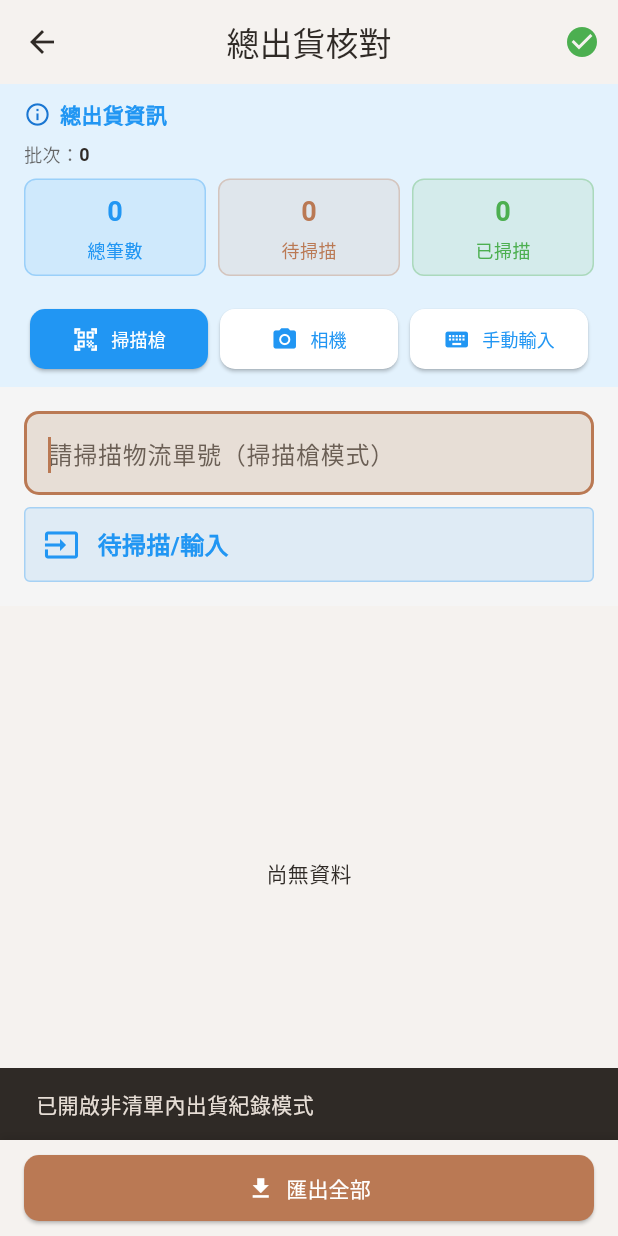
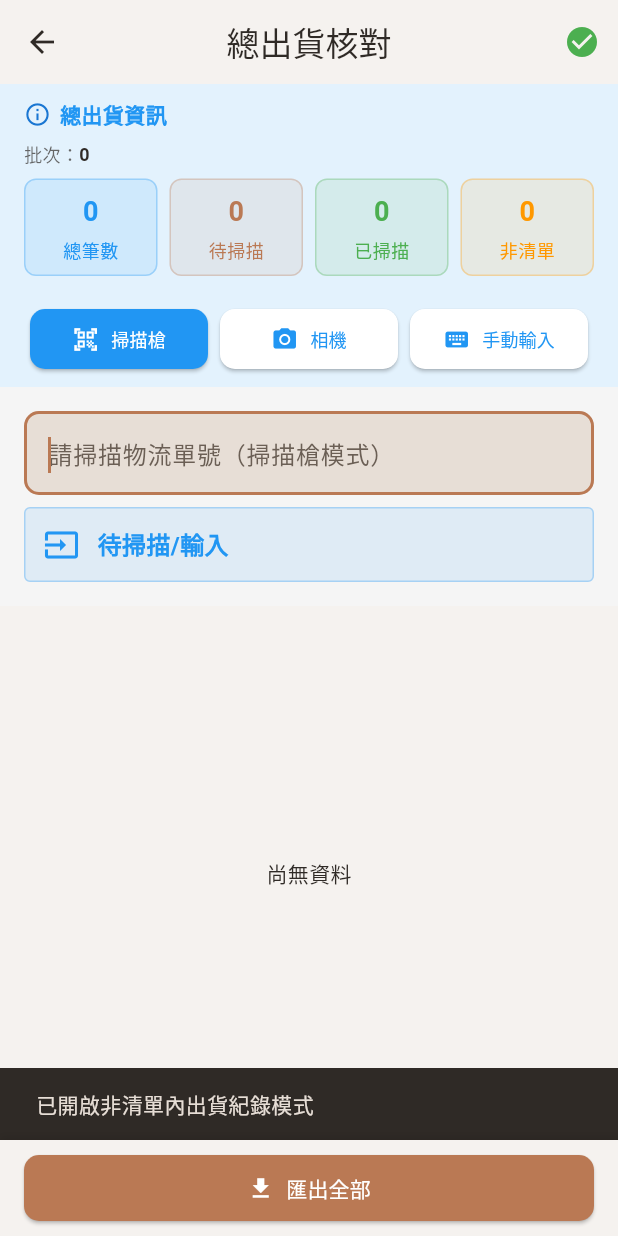
Before and after one commit to bruce-yang-422/scan_app, a Flutter app: the TotalShipmentScanPage screen opened directly, after a tap on the "radio button unchecked" icon, on a phone screen of 412 x 824 dp. Run offline on Flutter 3.47's test engine with Material 3 defaults, Android fonts, the phone set to English and light mode, and no system bars; our stand-ins replace audioplayers, connectivity_plus, package_info_plus, share_plus, shared_preferences, sqflite and 1 more; missing offline and left inert: mobile_scanner, ntp; accounts and stored records are empty.

Commit message:
新增功能：設定按鈕顯示文字提示、總出貨模式統計UI（非清單開關控制）、LINE版本只顯示摘要、非清單統計動態顯示，更新文件說明

```diff
--- a/lib/models/export_result.dart
+++ b/lib/models/export_result.dart
@@ -77,12 +77,14 @@ class ExportSummary {
   final int scanned;
   final int notScanned;
   final int error; // duplicate + invalid
+  final int offListCount; // 非清單內記錄筆數
 
   ExportSummary({
     required this.total,
     required this.scanned,
     required this.notScanned,
     required this.error,
+    this.offListCount = 0,
   });
 
   Map<String, dynamic> toJson() {
@@ -91,6 +93,7 @@ class ExportSummary {
       'scanned': scanned,
       'not_scanned': notScanned,
       'error': error,
+      'off_list_count': offListCount,
     };
   }
 }
--- a/lib/pages/batch_list_page.dart
+++ b/lib/pages/batch_list_page.dart
@@ -140,9 +140,9 @@ class _BatchListPageState extends State<BatchListPage> {
         title: const Text('出貨核對系統'),
         automaticallyImplyLeading: false,
         actions: [
-          IconButton(
+          TextButton.icon(
             icon: const Icon(Icons.settings),
-            tooltip: '設定',
+            label: const Text('設定'),
             onPressed: () async {
               final result = await Navigator.push(
                 context,
--- a/lib/pages/batch_scan_page.dart
+++ b/lib/pages/batch_scan_page.dart
@@ -484,7 +484,7 @@ class _BatchScanPageState extends State<BatchScanPage> {
         if (batch != null) {
           final items = await DatabaseService.getScanItemsByBatch(widget.batchId);
           final exportResult = await ExportService.buildExportResult(batch, items);
-          lineContent = ExportService.generateLineText(exportResult);
+          lineContent = await ExportService.generateLineText(exportResult);
         }
       } catch (e) {
         // 如果無法生成 LINE 版本，使用 TXT 版本
--- a/lib/pages/total_shipment_scan_page.dart
+++ b/lib/pages/total_shipment_scan_page.dart
@@ -96,6 +96,8 @@ class _TotalShipmentScanPageState extends State<TotalShipmentScanPage> {
       setState(() {
         _offListRecordModeEnabled = newValue;
       });
+      // 重新整理資料以更新統計
+      await _loadItems();
       ScaffoldMessenger.of(context).showSnackBar(
         SnackBar(
           content: Text(newValue ? '已開啟非清單內出貨紀錄模式' : '已關閉非清單內出貨紀錄模式'),
@@ -130,11 +132,15 @@ class _TotalShipmentScanPageState extends State<TotalShipmentScanPage> {
   }
 
   // 取得統計資訊
-  Map<String, dynamic> _getStatistics() {
+  Future<Map<String, dynamic>> _getStatistics() async {
     final total = _items.length;
     final scanned = _items.where((item) => item.scanStatus == ScanStatus.scanned).length;
     final pending = _items.where((item) => item.scanStatus == ScanStatus.pending).length;
     final duplicate = _items.where((item) => item.scanStatus == ScanStatus.duplicate).length;
+
+    // 取得非清單內記錄筆數
+    final offListRecords = await DatabaseService.getAllOffListRecords();
+    final offListCount = offListRecords.length;
 
     // 取得所有店家名稱（去重）
     final storeNames = <String>[];
@@ -159,6 +165,7 @@ class _TotalShipmentScanPageState extends State<TotalShipmentScanPage> {
       'scanned': scanned,
       'pending': pending,
       'duplicate': duplicate,
+      'offListCount': offListCount,
       'storeNames': uniqueStoreNames,
       'orderDates': uniqueOrderDates,
       'batchCount': _batches.length,
@@ -670,7 +677,7 @@ class _TotalShipmentScanPageState extends State<TotalShipmentScanPage> {
             allStoreNames,
             allOrderDates,
           );
-          lineContent = ExportService.generateLineText(exportResult);
+          lineContent = await ExportService.generateLineText(exportResult);
         }
       } catch (e) {
         // 如果無法生成 LINE 版本，使用 TXT 版本
@@ -957,9 +964,15 @@ class _TotalShipmentScanPageState extends State<TotalShipmentScanPage> {
 
   // 建立資訊顯示區
   Widget _buildInfoSection() {
-    final stats = _getStatistics();
-
-    return Container(
+    return FutureBuilder<Map<String, dynamic>>(
+      future: _getStatistics(),
+      builder: (context, snapshot) {
+        if (!snapshot.hasData) {
+          return const SizedBox.shrink();
+        }
+        final stats = snapshot.data!;
+
+        return Container(
       width: double.infinity,
       padding: const EdgeInsets.symmetric(horizontal: 16, vertical: 10),
       color: Theme.of(context).brightness == Brightness.dark
@@ -1070,7 +1083,7 @@ class _TotalShipmentScanPageState extends State<TotalShipmentScanPage> {
             ],
           ),
           const SizedBox(height: 8),
-          // 統計資訊
+          // 統計資訊（根據開關狀態決定是否顯示非清單統計）
           Row(
             children: [
               Expanded(
@@ -1084,10 +1097,19 @@ class _TotalShipmentScanPageState extends State<TotalShipmentScanPage> {
               Expanded(
                 child: _buildStatItem('已掃描', '${stats['scanned']}', Colors.green),
               ),
+              // 只有開啟非清單內出貨紀錄模式時才顯示非清單統計
+              if (_offListRecordModeEnabled) ...[
+                const SizedBox(width: 8),
+                Expanded(
+                  child: _buildStatItem('非清單', '${stats['offListCount']}', Colors.orange),
+                ),
+              ],
             ],
           ),
         ],
       ),
+    );
+      },
     );
   }
 
```
Also changed, not shown: lib/services/export_service.dart (+42 -56 lines), 2 other files.
